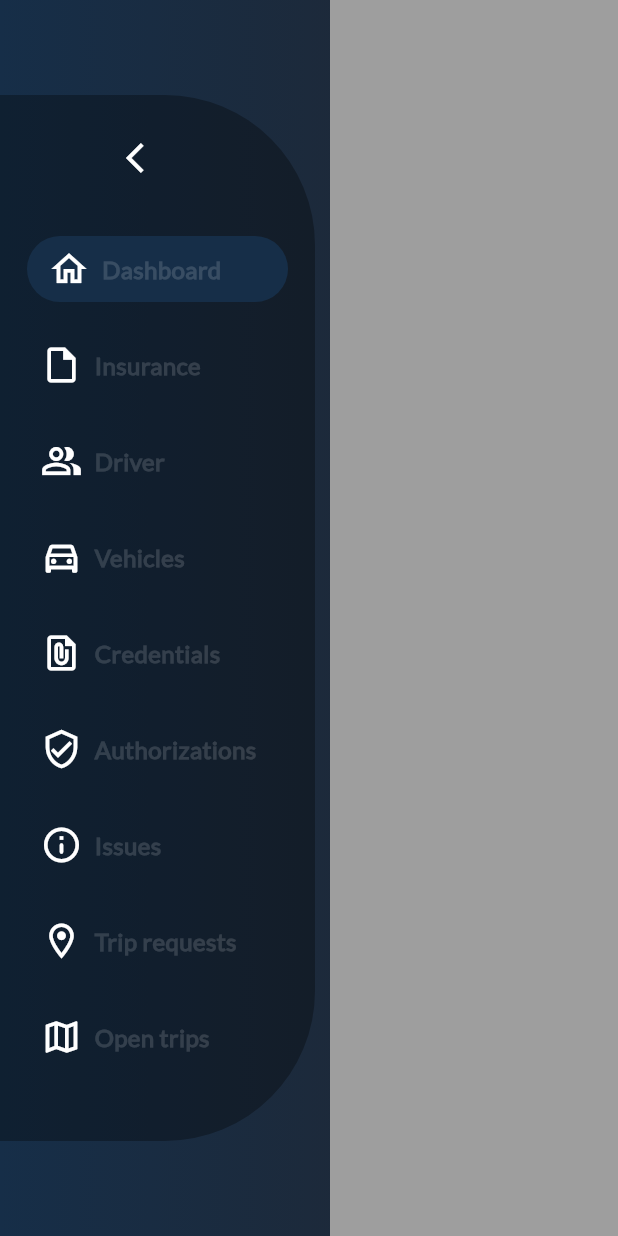
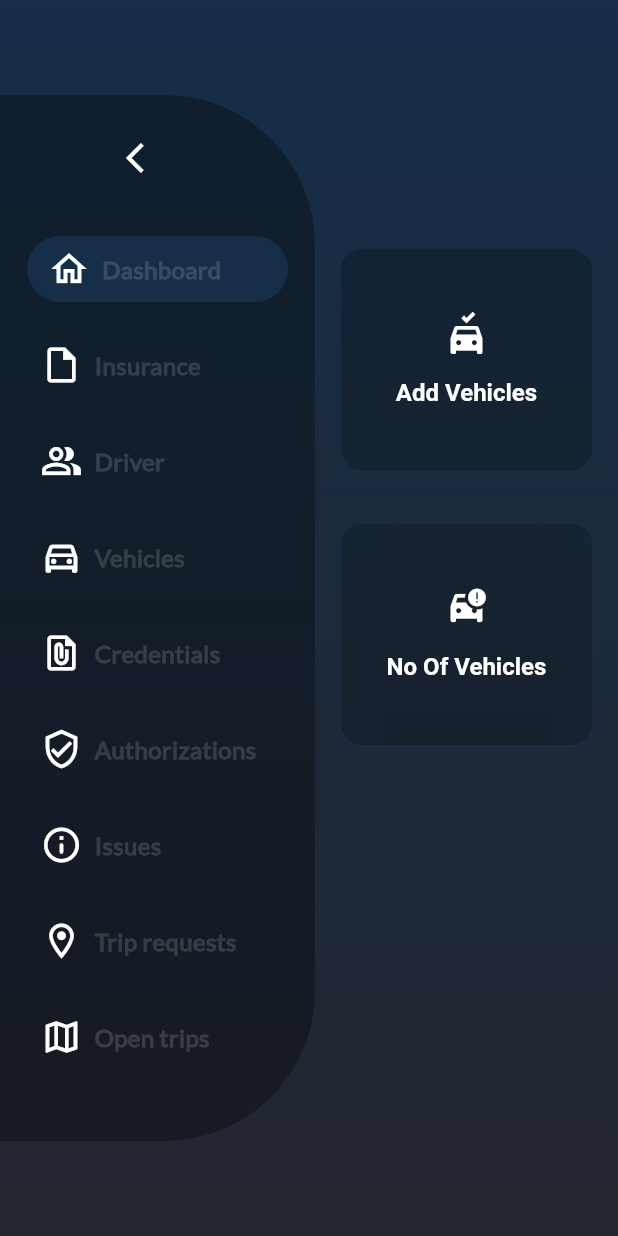
Before and after one commit to Subhajit-14th/trucktech_automobiles, a Flutter app: the HomeScreen screen opened directly, after a tap on the "arrow forward ios" icon, on a phone screen of 412 x 824 dp. Run offline on Flutter 3.47's test engine with Material 3 defaults, Android fonts, the phone set to English and light mode, and no system bars; our stand-ins replace get_it, hive; accounts and stored records are empty.

Commit message:
some menubar modification and Animated container with row column

```diff
--- a/lib/utlis/widgets/CommonButton.dart
+++ b/lib/utlis/widgets/CommonButton.dart
@@ -7,7 +7,8 @@ class CommonButton extends StatefulWidget {
     super.key,
     required this.width,
     required this.buttonText,
-    this.height, this.onTap,
+    this.height,
+    this.onTap,
   });
 
   final double width;
@@ -38,6 +39,7 @@ class _CommonButtonState extends State<CommonButton> {
               color: AppColor.textColor,
               fontSize: 18,
               fontWeight: FontWeight.w500,
+              fontFamily: 'Lato',
             ),
           ),
         ),
--- /dev/null
+++ b/lib/utlis/widgets/animatedContainerWithRowColumnAnimation.dart
@@ -0,0 +1,106 @@
+import 'dart:ui';
+
+import 'package:flutter/material.dart';
+import 'package:provider/provider.dart';
+import 'package:trucktech_automobiles/utlis/assets/app_colors.dart';
+import 'package:trucktech_automobiles/viewModel/home_provider.dart';
+
+class AnimatedContainerWithRowColumnAnimation extends StatelessWidget {
+  const AnimatedContainerWithRowColumnAnimation(
+      {super.key, required this.icon, required this.label});
+
+  final IconData icon;
+  final String label;
+
+  @override
+  Widget build(BuildContext context) {
+    return Container(
+      height: 150,
+      width: double.infinity,
+      margin: EdgeInsets.only(right: 16),
+      decoration: BoxDecoration(
+        borderRadius: BorderRadius.circular(15),
+        border: Border.all(
+          color: AppColor.secondaryColor,
+          style: BorderStyle.solid,
+        ),
+      ),
+      child: ClipRRect(
+        borderRadius: BorderRadius.circular(15),
+        child: Stack(
+          children: [
+            // Blur effect
+            BackdropFilter(
+              filter: ImageFilter.blur(sigmaX: 10, sigmaY: 10),
+              child: Container(
+                color: Colors.black.withAlpha(50), // Adjust opacity as needed
+              ),
+            ),
+
+            Center(
+              child: AnimatedSwitcher(
+                duration: Duration(milliseconds: 300),
+                transitionBuilder: (child, animation) {
+                  return FadeTransition(opacity: animation, child: child);
+                },
+                child: context.watch<HomeProvider>().showMenu
+                    ? Column(
+                        mainAxisAlignment: MainAxisAlignment.center,
+                        crossAxisAlignment: CrossAxisAlignment.center,
+                        spacing: 16,
+                        children: [
+                          Icon(
+                            icon,
+                            color: Colors.white,
+                            size: 28,
+                          ),
+                          AnimatedDefaultTextStyle(
+                            duration: Duration(milliseconds: 300),
+                            curve: Curves.easeInOut,
+                            style: TextStyle(
+                              color: Colors.white,
+                              fontSize: context.watch<HomeProvider>().showMenu
+                                  ? 16
+                                  : 18,
+                              fontWeight: FontWeight.bold,
+                            ),
+                            child: Text(
+                              label,
+                            ),
+                          ),
+                        ],
+                      )
+                    : Row(
+                        mainAxisAlignment: MainAxisAlignment.center,
+                        crossAxisAlignment: CrossAxisAlignment.end,
+                        spacing: 16,
+                        children: [
+                          Icon(
+                            icon,
+                            color: Colors.white,
+                            size: 28,
+                          ),
+                          AnimatedDefaultTextStyle(
+                            duration: Duration(milliseconds: 300),
+                            curve: Curves.easeInOut,
+                            style: TextStyle(
+                              color: Colors.white,
+                              fontSize: context.watch<HomeProvider>().showMenu
+                                  ? 16
+                                  : 18,
+                              fontWeight: FontWeight.bold,
+                            ),
+                            child: Text(
+                              label,
+                            ),
+                          ),
+                        ],
+                      ),
+              ),
+            ),
+          ],
+        ),
+      ),
+    );
+  }
+}
--- a/lib/view/Authentication/login_screen.dart
+++ b/lib/view/Authentication/login_screen.dart
@@ -40,43 +40,45 @@ class _LoginScreenState extends State<LoginScreen> {
             children: [
               SizedBox(height: height * 0.06),
 
-              // /// App Heading Section
-              // Row(
-              //   children: [
-              //     IconButton(
-              //       onPressed: () {},
-              //       icon: const Icon(
-              //         Icons.arrow_back_ios_new_rounded,
-              //         color: Colors.white,
-              //       ),
-              //     ),
-              //     const Spacer(),
-              //     const Text(
-              //       'Don\'t have an account?',
-              //       style: TextStyle(
-              //         color: AppColor.textColor,
-              //       ),
-              //     ),
-              //     Container(
-              //       height: 50,
-              //       width: 100,
-              //       margin: EdgeInsets.only(left: 14, right: width / 20),
-              //       decoration: BoxDecoration(
-              //         color: AppColor.itemsColor,
-              //         borderRadius: BorderRadius.circular(14),
-              //       ),
-              //       child: const Center(
-              //         child: Text(
-              //           'Get Started',
-              //           style: TextStyle(
-              //             color: AppColor.textColor,
-              //           ),
-              //         ),
-              //       ),
-              //     ),
-              //   ],
-              // ),
-              // SizedBox(height: height * 0.04),
+              /// App Heading Section
+              Row(
+                children: [
+                  IconButton(
+                    onPressed: () {},
+                    icon: const Icon(
+                      Icons.arrow_back_ios_new_rounded,
+                      color: Colors.white,
+                    ),
+                  ),
+                  const Spacer(),
+                  const Text(
+                    'Don\'t have an account?',
+                    style: TextStyle(
+                      color: AppColor.textColor,
+                      fontFamily: 'Lato',
+                    ),
+                  ),
+                  Container(
+                    height: 50,
+                    width: 100,
+                    margin: EdgeInsets.only(left: 14, right: width / 28),
+                    decoration: BoxDecoration(
+                      color: AppColor.itemsColor,
+                      borderRadius: BorderRadius.circular(14),
+                    ),
+                    child: const Center(
+                      child: Text(
+                        'Get Started',
+                        style: TextStyle(
+                          color: AppColor.textColor,
+                          fontFamily: 'Lato',
+                        ),
+                      ),
+                    ),
+                  ),
+                ],
+              ),
+              SizedBox(height: height * 0.04),
 
               /// App Heading
               const Text(
@@ -88,7 +90,7 @@ class _LoginScreenState extends State<LoginScreen> {
                   fontFamily: 'RobotoCondensed',
                 ),
               ),
-              SizedBox(height: height * 0.08),
+              SizedBox(height: height * 0.1),
 
               /// Login Container
               Container(
@@ -113,7 +115,7 @@ class _LoginScreenState extends State<LoginScreen> {
 
                     /// Login heading
                     const Text(
-                      'Welcome back 👋',
+                      'Welcome back ',
                       textAlign: TextAlign.start,
                       style: TextStyle(
                         color: AppColor.textColor,
@@ -192,8 +194,13 @@ class _LoginScreenState extends State<LoginScreen> {
                               height: height * 0.06,
                               buttonText: 'Sign in',
                               onTap: () {
-                                authProvider.login(email: _emailController.text, password: _passwordController.text);
-                                Navigator.push(context, MaterialPageRoute(builder: (context) => HomeScreen()));
+                                authProvider.login(
+                                    email: _emailController.text,
+                                    password: _passwordController.text);
+                                Navigator.push(
+                                    context,
+                                    MaterialPageRoute(
+                                        builder: (context) => HomeScreen()));
                               },
                             );
                     }),
--- a/lib/view/Dashboard/dashboard_screen.dart
+++ b/lib/view/Dashboard/dashboard_screen.dart
@@ -1,4 +1,10 @@
+import 'dart:ui';
+
 import 'package:flutter/material.dart';
+import 'package:provider/provider.dart';
+import 'package:trucktech_automobiles/utlis/assets/app_colors.dart';
+import 'package:trucktech_automobiles/utlis/widgets/animatedContainerWithRowColumnAnimation.dart';
+import 'package:trucktech_automobiles/viewModel/home_provider.dart';
 
 class DashboardScreen extends StatelessWidget {
   const DashboardScreen({super.key});
@@ -8,10 +14,24 @@ class DashboardScreen extends StatelessWidget {
     return Container(
       height: MediaQuery.of(context).size.height,
       width: MediaQuery.of(context).size.width,
-      color: Colors.grey,
       child: Column(
         children: [
-
+          SizedBox(height: MediaQuery.of(context).size.height * 0.2),
+          InkWell(
+            onTap: () {},
+            child: AnimatedContainerWithRowColumnAnimation(
+              icon: Icons.no_crash,
+              label: 'Add Vehicles',
+            ),
+          ),
+          SizedBox(height: MediaQuery.of(context).size.height * 0.04),
+          InkWell(
+            onTap: () {},
+            child: AnimatedContainerWithRowColumnAnimation(
+              icon: Icons.car_crash,
+              label: 'No Of Vehicles',
+            ),
+          ),
         ],
       ),
     );
--- a/lib/view/HomePage/home_screen.dart
+++ b/lib/view/HomePage/home_screen.dart
@@ -19,6 +19,8 @@ class HomeScreen extends StatelessWidget {
               AppColor.secondaryColor,
               AppColor.itemsColor,
             ],
+            begin: Alignment.topCenter,
+            end: Alignment.bottomCenter,
           ),
         ),
         child: Row(
@@ -27,7 +29,9 @@ class HomeScreen extends StatelessWidget {
               return AnimatedContainer(
                 duration: Duration(milliseconds: 400),
                 margin: EdgeInsets.symmetric(
-                    vertical: value.showMenu ? MediaQuery.of(context).size.height / 13 : MediaQuery.of(context).size.height / 13),
+                    vertical: value.showMenu
+                        ? MediaQuery.of(context).size.height / 13
+                        : MediaQuery.of(context).size.height / 13),
                 width: value.showMenu ? 210 : 80,
                 decoration: BoxDecoration(
                   color: Colors.black.withAlpha(80),
@@ -44,16 +48,17 @@ class HomeScreen extends StatelessWidget {
                     /// Icon button
                     InkWell(
                       onTap: () {
-                        if(value.showMenu && value.isRenderText) {
-                          value.setShowRenderText(isRenderText: !value.isRenderText);
+                        if (value.showMenu && value.isRenderText) {
+                          value.setShowRenderText(
+                              isRenderText: !value.isRenderText);
                           value.setShowMenu(showMenu: !value.showMenu);
                         } else {
                           value.setShowMenu(showMenu: !value.showMenu);
                           Future.delayed(Duration(milliseconds: 500), () {
-                            value.setShowRenderText(isRenderText: !value.isRenderText);
+                            value.setShowRenderText(
+                                isRenderText: !value.isRenderText);
                           });
                         }
-
                       },
                       child: Padding(
                         padding: EdgeInsets.only(right: 18),
@@ -68,72 +73,54 @@ class HomeScreen extends StatelessWidget {
                     SizedBox(height: 40),
 
                     /// Home Button
-                    menuButtons(
-                        icon: Icons.home_outlined,
-                        label: 'Dashboard'
-                    ),
+                    menuButtons(icon: Icons.home_outlined, label: 'Dashboard'),
                     SizedBox(height: 20),
 
                     /// Insurance button
                     menuButtons(
                         icon: Icons.insert_drive_file_outlined,
-                        label: 'Insurance'
-                    ),
+                        label: 'Insurance'),
                     SizedBox(height: 20),
 
                     /// Driver Button
                     menuButtons(
-                        icon: Icons.people_alt_outlined,
-                        label: 'Driver'
-                    ),
+                        icon: Icons.people_alt_outlined, label: 'Driver'),
                     SizedBox(height: 20),
 
                     /// Vehicles Button
                     menuButtons(
-                        icon: Icons.directions_car_outlined,
-                        label: 'Vehicles'
-                    ),
+                        icon: Icons.directions_car_outlined, label: 'Vehicles'),
                     SizedBox(height: 20),
 
                     /// Credentials Button
-                    menuButtons(
-                        icon: Icons.file_present,
-                        label: 'Credentials'
-                    ),
+                    menuButtons(icon: Icons.file_present, label: 'Credentials'),
                     SizedBox(height: 20),
 
                     /// Authorizations Button
                     menuButtons(
                         icon: Icons.verified_user_outlined,
-                        label: 'Authorizations'
-                    ),
+                        label: 'Authorizations'),
                     SizedBox(height: 20),
 
                     /// Issues Button
                     menuButtons(
-                        icon: Icons.info_outline_rounded,
-                        label: 'Issues'
-                    ),
+                        icon: Icons.info_outline_rounded, label: 'Issues'),
                     SizedBox(height: 20),
 
                     /// Trip requests Button
                     menuButtons(
                         icon: Icons.location_on_outlined,
-                        label: 'Trip requests'
-                    ),
+                        label: 'Trip requests'),
                     SizedBox(height: 20),
 
                     /// Open trips Button
-                    menuButtons(
-                        icon: Icons.map_outlined,
-                        label: 'Open trips'
-                    ),
+                    menuButtons(icon: Icons.map_outlined, label: 'Open trips'),
                     SizedBox(height: 20),
                   ],
                 ),
               );
             }),
-            SizedBox(width: 10),
+            SizedBox(width: 16),
             Expanded(
               child: DashboardScreen(),
             ),
@@ -144,17 +131,23 @@ class HomeScreen extends StatelessWidget {
   }
 
   /// Buttons
-  Widget menuButtons({required IconData icon,required String label}) {
-    return Consumer<HomeProvider>(
-      builder: (context, value, child) {
+  Widget menuButtons({required IconData icon, required String label}) {
+    return Consumer<HomeProvider>(builder: (context, value, child) {
       bool isSelected = value.selectedMenu == label;
       return InkWell(
         onTap: () {
           value.setSelectedMenu(label);
         },
         child: Container(
-            margin: EdgeInsets.only(left: value.showMenu ? 18 : 18 ,right: 18),
-            padding: EdgeInsets.only(top: 8, bottom: 8, left: value.showMenu ? isSelected ? 10 : 0 : 0),
+          margin: EdgeInsets.only(left: value.showMenu ? 18 : 18, right: 18),
+          padding: EdgeInsets.only(
+              top: 8,
+              bottom: 8,
+              left: value.showMenu
+                  ? isSelected
+                      ? 10
+                      : 0
+                  : 0),
           decoration: BoxDecoration(
             color: isSelected ? AppColor.secondaryColor : Colors.transparent,
             borderRadius: BorderRadius.circular(100),
@@ -191,7 +184,6 @@ class HomeScreen extends StatelessWidget {
           ),
         ),
       );
-      }
-    );
+    });
   }
 }
```
Lines whose indentation alone changed are shown as unchanged.
